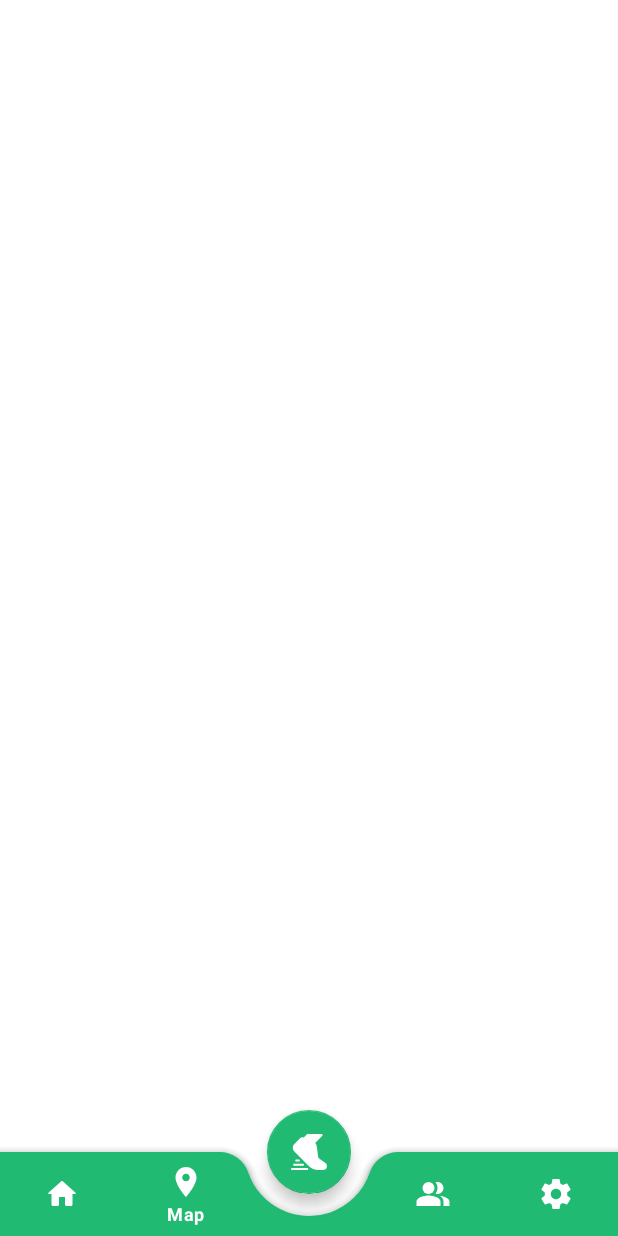
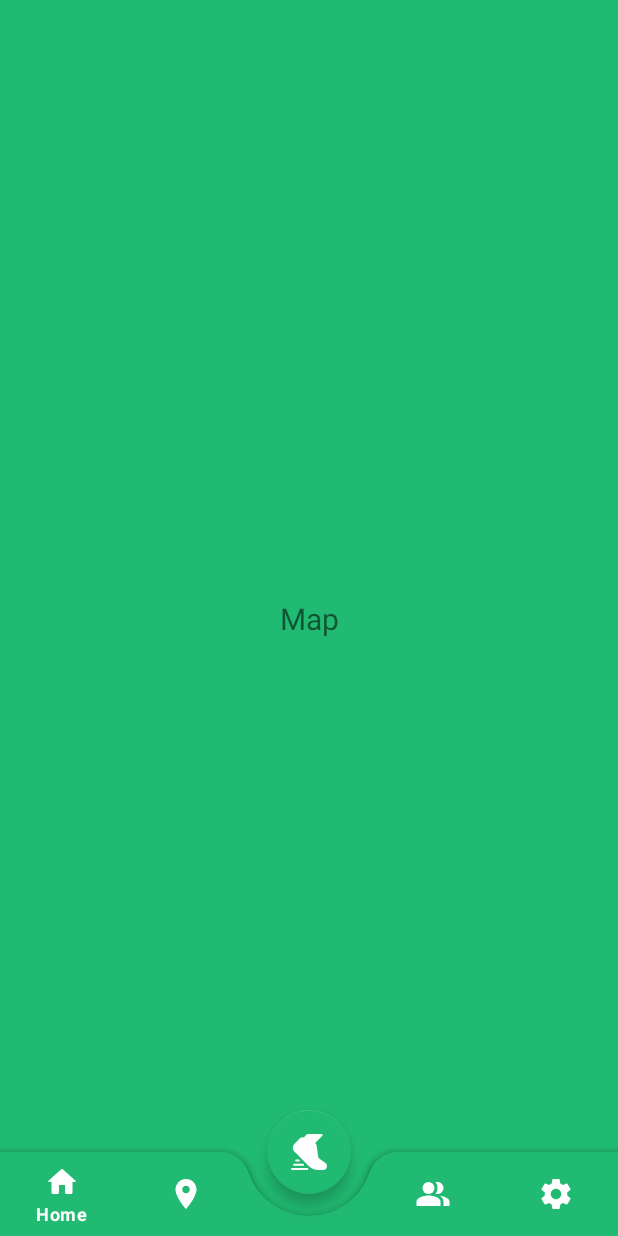
Before and after one commit to OlegRyabyshev/SberRunner, an Android app: the fragment MainScreenFragment shown on its own in the app's theme, item 2 of the bottom bar chosen, on a phone screen of 412 x 824 dp. Run offline under Robolectric (Android 15) with nearby library versions, the phone set to English and light mode, and no system bars.

Commit message:
added main screens holders

```diff
--- a/app/src/main/java/xyz/fcr/sberrunner/ui/fragments/MainScreenFragment.kt
+++ b/app/src/main/java/xyz/fcr/sberrunner/ui/fragments/MainScreenFragment.kt
@@ -1,20 +1,22 @@
 package xyz.fcr.sberrunner.ui.fragments
 
 import android.os.Bundle
-import androidx.fragment.app.Fragment
 import android.view.LayoutInflater
 import android.view.View
 import android.view.ViewGroup
+import androidx.fragment.app.Fragment
+import xyz.fcr.sberrunner.R
 import xyz.fcr.sberrunner.databinding.FragmentMainScreenBinding
+import xyz.fcr.sberrunner.ui.fragments.main_screens.HomeFragment
+import xyz.fcr.sberrunner.ui.fragments.main_screens.MapFragment
+import xyz.fcr.sberrunner.ui.fragments.main_screens.SettingsFragment
+import xyz.fcr.sberrunner.ui.fragments.main_screens.YouFragment
+
 
 class MainScreenFragment : Fragment() {
 
     private var _binding: FragmentMainScreenBinding? = null
     private val binding get() = _binding!!
-
-    override fun onCreate(savedInstanceState: Bundle?) {
-        super.onCreate(savedInstanceState)
-    }
 
     override fun onCreateView(
         inflater: LayoutInflater, container: ViewGroup?,
@@ -27,7 +29,23 @@ class MainScreenFragment : Fragment() {
     override fun onViewCreated(view: View, savedInstanceState: Bundle?) {
         super.onViewCreated(view, savedInstanceState)
 
-        binding.bottomNavigationView.background = null
-        binding.bottomNavigationView.menu.getItem(2).isEnabled = false // check this
+        openScreen(HomeFragment())
+
+        binding.bottomNavigationView.setOnItemSelectedListener { item ->
+            when (item.itemId) {
+                R.id.nav_home -> openScreen(HomeFragment())
+                R.id.nav_map -> openScreen(MapFragment())
+                R.id.nav_you -> openScreen(YouFragment())
+                R.id.nav_settings -> openScreen(SettingsFragment())
+            }
+            false
+        }
+    }
+
+    private fun openScreen(fragmentToOpen: Fragment) {
+        childFragmentManager
+            .beginTransaction()
+            .add(R.id.main_container, fragmentToOpen, "tag")
+            .commit()
     }
 }
--- a/app/src/main/java/xyz/fcr/sberrunner/ui/fragments/LoginFragment.kt
+++ b/app/src/main/java/xyz/fcr/sberrunner/ui/fragments/firebase_fragments/LoginFragment.kt
@@ -1,4 +1,4 @@
-package xyz.fcr.sberrunner.ui.fragments
+package xyz.fcr.sberrunner.ui.fragments.firebase_fragments
 
 import android.os.Bundle
 import androidx.fragment.app.Fragment
@@ -7,6 +7,7 @@ import android.view.View
 import android.view.ViewGroup
 import xyz.fcr.sberrunner.R
 import xyz.fcr.sberrunner.databinding.FragmentLoginBinding
+import xyz.fcr.sberrunner.ui.fragments.MainScreenFragment
 
 class LoginFragment : Fragment() {
 
--- a/app/src/main/java/xyz/fcr/sberrunner/ui/fragments/RegistrationFragment.kt
+++ b/app/src/main/java/xyz/fcr/sberrunner/ui/fragments/firebase_fragments/RegistrationFragment.kt
@@ -1,4 +1,4 @@
-package xyz.fcr.sberrunner.ui.fragments
+package xyz.fcr.sberrunner.ui.fragments.firebase_fragments
 
 import android.os.Bundle
 import androidx.fragment.app.Fragment
--- /dev/null
+++ b/app/src/main/java/xyz/fcr/sberrunner/ui/fragments/main_screens/HomeFragment.kt
@@ -0,0 +1,27 @@
+package xyz.fcr.sberrunner.ui.fragments.main_screens
+
+import android.os.Bundle
+import androidx.fragment.app.Fragment
+import android.view.LayoutInflater
+import android.view.View
+import android.view.ViewGroup
+import xyz.fcr.sberrunner.databinding.FragmentHomeBinding
+
+class HomeFragment : Fragment() {
+
+    private var _binding: FragmentHomeBinding? = null
+    private val binding get() = _binding!!
+
+    override fun onCreate(savedInstanceState: Bundle?) {
+        super.onCreate(savedInstanceState)
+    }
+
+    override fun onCreateView(
+        inflater: LayoutInflater,
+        container: ViewGroup?,
+        savedInstanceState: Bundle?
+    ): View {
+        _binding = FragmentHomeBinding.inflate(inflater, container, false)
+        return binding.root
+    }
+}
--- /dev/null
+++ b/app/src/main/java/xyz/fcr/sberrunner/ui/fragments/main_screens/MapFragment.kt
@@ -0,0 +1,51 @@
+package xyz.fcr.sberrunner.ui.fragments.main_screens
+
+import android.os.Bundle
+import androidx.fragment.app.Fragment
+import android.view.LayoutInflater
+import android.view.View
+import android.view.ViewGroup
+import xyz.fcr.sberrunner.databinding.FragmentMapBinding
+
+class MapFragment : Fragment() {
+
+    private var _binding: FragmentMapBinding? = null
+    private val binding get() = _binding!!
+
+//    private val callback = OnMapReadyCallback { googleMap ->
+//        val city = CitySaver().getFromSharedPref(requireContext())
+//        val cityLatLng = LatLng(city.lat, city.lon)
+//
+//        googleMap.addMarker(MarkerOptions().position(cityLatLng).title("Marker in ${city.name}"))
+//        googleMap.moveCamera(CameraUpdateFactory.newLatLng(cityLatLng))
+//        googleMap.setMinZoomPreference(9F)
+//    }
+
+    override fun onCreate(savedInstanceState: Bundle?) {
+        super.onCreate(savedInstanceState)
+    }
+
+    override fun onCreateView(
+        inflater: LayoutInflater,
+        container: ViewGroup?,
+        savedInstanceState: Bundle?
+    ): View {
+        _binding = FragmentMapBinding.inflate(inflater, container, false)
+        return binding.root
+    }
+
+//    override fun onViewCreated(view: View, savedInstanceState: Bundle?) {
+//        super.onViewCreated(view, savedInstanceState)
+//
+//        val city = CitySaver().getFromSharedPref(requireContext())
+//
+//        val mapFragment = childFragmentManager.findFragmentById(R.id.map) as SupportMapFragment?
+//        mapFragment?.getMapAsync(callback)
+//
+//        binding.mapCityName.text = city.name
+//
+//        binding.backButton.setOnClickListener {
+//            activity?.supportFragmentManager?.popBackStack()
+//        }
+//    }
+}
--- a/app/src/main/java/xyz/fcr/sberrunner/ui/fragments/welcome_fragments/WelcomeThirdFragment.kt
+++ b/app/src/main/java/xyz/fcr/sberrunner/ui/fragments/welcome_fragments/WelcomeThirdFragment.kt
@@ -9,7 +9,7 @@ import android.widget.Toast
 import androidx.fragment.app.Fragment
 import com.google.android.material.button.MaterialButton
 import xyz.fcr.sberrunner.R
-import xyz.fcr.sberrunner.ui.fragments.LoginFragment
+import xyz.fcr.sberrunner.ui.fragments.firebase_fragments.LoginFragment
 
 
 class WelcomeThirdFragment : Fragment() {
--- a/app/src/main/res/layout/fragment_login.xml
+++ b/app/src/main/res/layout/fragment_login.xml
@@ -6,7 +6,7 @@
     android:layout_width="fill_parent"
     android:layout_height="match_parent"
     android:background="@color/main_green"
-    tools:context=".ui.fragments.LoginFragment">
+    tools:context=".ui.fragments.firebase_fragments.LoginFragment">
 
     <androidx.constraintlayout.widget.ConstraintLayout
         android:layout_width="match_parent"
--- a/app/src/main/res/layout/fragment_main_screen.xml
+++ b/app/src/main/res/layout/fragment_main_screen.xml
@@ -1,4 +1,5 @@
 <?xml version="1.0" encoding="utf-8"?>
+
 <androidx.coordinatorlayout.widget.CoordinatorLayout xmlns:android="http://schemas.android.com/apk/res/android"
     xmlns:app="http://schemas.android.com/apk/res-auto"
     xmlns:tools="http://schemas.android.com/tools"
@@ -6,6 +7,11 @@
     android:layout_height="match_parent"
     android:background="@color/design_default_color_on_primary"
     tools:context=".ui.MainActivity">
+
+    <androidx.fragment.app.FragmentContainerView
+        android:id="@+id/main_container"
+        android:layout_width="match_parent"
+        android:layout_height="match_parent"/>
 
     <com.google.android.material.bottomappbar.BottomAppBar
         android:id="@+id/bottomAppBar"
@@ -22,8 +28,9 @@
             android:layout_width="match_parent"
             android:layout_height="match_parent"
             android:background="@android:color/transparent"
+            app:elevation="0dp"
+            app:itemIconTint="@color/white"
             app:itemTextColor="@color/white"
-            app:itemIconTint="@color/white"
             app:menu="@menu/bottom_navigation_menu" />
 
     </com.google.android.material.bottomappbar.BottomAppBar>
@@ -32,10 +39,10 @@
         android:id="@+id/fab"
         android:layout_width="wrap_content"
         android:layout_height="wrap_content"
+        android:backgroundTint="@color/main_green"
         android:contentDescription="@string/app_name"
         android:src="@drawable/ic_run"
-        app:tint="@color/white"
-        android:backgroundTint="@color/main_green"
-        app:layout_anchor="@id/bottomAppBar" />
+        app:layout_anchor="@id/bottomAppBar"
+        app:tint="@color/white" />
 
 </androidx.coordinatorlayout.widget.CoordinatorLayout>
--- /dev/null
+++ b/app/src/main/res/layout/fragment_map.xml
@@ -0,0 +1,20 @@
+<?xml version="1.0" encoding="utf-8"?>
+<androidx.constraintlayout.widget.ConstraintLayout xmlns:android="http://schemas.android.com/apk/res/android"
+    xmlns:app="http://schemas.android.com/apk/res-auto"
+    xmlns:tools="http://schemas.android.com/tools"
+    android:layout_width="match_parent"
+    android:layout_height="match_parent"
+    android:background="@color/main_green"
+    tools:context=".ui.fragments.main_screens.MapFragment">
+
+    <TextView
+        android:layout_width="wrap_content"
+        android:layout_height="wrap_content"
+        android:text="Map"
+        android:textSize="20dp"
+        app:layout_constraintBottom_toBottomOf="parent"
+        app:layout_constraintEnd_toEndOf="parent"
+        app:layout_constraintStart_toStartOf="parent"
+        app:layout_constraintTop_toTopOf="parent" />
+
+</androidx.constraintlayout.widget.ConstraintLayout>
--- a/app/src/main/res/layout/fragment_registration.xml
+++ b/app/src/main/res/layout/fragment_registration.xml
@@ -6,7 +6,7 @@
     android:layout_width="fill_parent"
     android:layout_height="match_parent"
     android:background="@color/main_green"
-    tools:context=".ui.fragments.RegistrationFragment">
+    tools:context=".ui.fragments.firebase_fragments.RegistrationFragment">
 
     <androidx.constraintlayout.widget.ConstraintLayout
         android:layout_width="match_parent"
--- a/app/src/main/res/menu/bottom_navigation_menu.xml
+++ b/app/src/main/res/menu/bottom_navigation_menu.xml
@@ -1,28 +1,26 @@
 <?xml version="1.0" encoding="utf-8"?>
 <menu xmlns:android="http://schemas.android.com/apk/res/android">
-
     <item
-            android:id="@+id/navigation_home"
+        android:id="@+id/nav_home"
         android:icon="@drawable/ic_home"
         android:title="Home" />
 
     <item
-            android:id="@+id/navigation_map"
+        android:id="@+id/nav_map"
         android:icon="@drawable/ic_map"
         android:title="Map" />
 
     <item
-            android:id="@+id/placeholder"
+        android:id="@+id/nav_placeholder"
         android:title="" />
 
     <item
-            android:id="@+id/navigation_profile"
+        android:id="@+id/nav_you"
         android:icon="@drawable/ic_profile"
         android:title="You" />
 
     <item
-            android:id="@+id/navigation_settings"
+        android:id="@+id/nav_settings"
         android:icon="@drawable/ic_settings"
         android:title="Settings" />
-
 </menu>
--- a/app/src/main/res/values/strings.xml
+++ b/app/src/main/res/values/strings.xml
@@ -1,4 +1,6 @@
 <resources>
     <string name="app_name">SberRunner</string>
     <string name="don_t_have_an_account">Don\'t have an account?</string>
+    <!-- TODO: Remove or change this placeholder text -->
+    <string name="hello_blank_fragment">Hello blank fragment</string>
 </resources>
--- a/app/src/main/res/values/themes.xml
+++ b/app/src/main/res/values/themes.xml
@@ -1,7 +1,7 @@
 <resources xmlns:tools="http://schemas.android.com/tools">
     <!-- Base application theme. -->
 
-    <style name="Theme.SberRunner" parent="Theme.MaterialComponents.DayNight.NoActionBar">
+    <style name="Theme.SberRunner" parent="Theme.MaterialComponents.Light.NoActionBar">
         <!-- Primary brand color. -->
         <item name="colorPrimary">@color/main_green</item>
         <item name="colorPrimaryVariant">@color/main_green</item>
```
Also changed, not shown: app/src/main/java/xyz/fcr/sberrunner/ui/fragments/main_screens/RunFragment.kt (added, +27 -0 lines), app/src/main/java/xyz/fcr/sberrunner/ui/fragments/main_screens/SettingsFragment.kt (added, +27 -0 lines), app/src/main/java/xyz/fcr/sberrunner/ui/fragments/main_screens/YouFragment.kt (added, +27 -0 lines), app/src/main/res/layout/fragment_home.xml (added, +20 -0 lines), app/src/main/res/layout/fragment_run.xml (added, +20 -0 lines), app/src/main/res/layout/fragment_settings.xml (added, +20 -0 lines), app/src/main/res/layout/fragment_you.xml (added, +20 -0 lines). Lines whose indentation alone changed are shown as unchanged.
